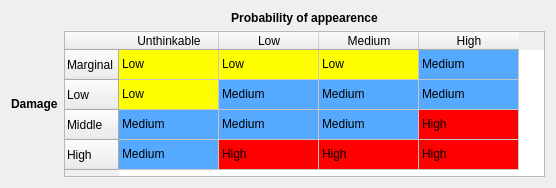
Old version of the form riskassessmenttable.ui in the repository atilm/RequirementsManager.
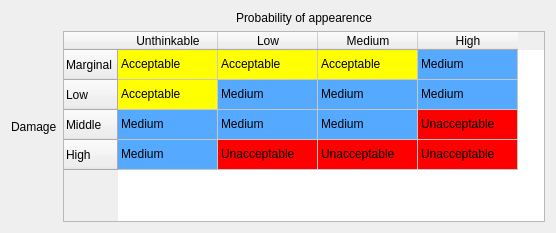
New version of the form.

```diff
--- a/riskassessmenttable.ui
+++ b/riskassessmenttable.ui
@@ -7,7 +7,7 @@
     <x>0</x>
     <y>0</y>
     <width>556</width>
-    <height>188</height>
+    <height>233</height>
    </rect>
   </property>
   <property name="sizePolicy">
@@ -24,8 +24,8 @@
     <widget class="QLabel" name="label_2">
      <property name="font">
       <font>
-       <weight>75</weight>
-       <bold>true</bold>
+       <weight>50</weight>
+       <bold>false</bold>
       </font>
      </property>
      <property name="text">
@@ -40,8 +40,8 @@
     <widget class="QLabel" name="label">
      <property name="font">
       <font>
-       <weight>75</weight>
-       <bold>true</bold>
+       <weight>50</weight>
+       <bold>false</bold>
       </font>
      </property>
      <property name="text">
@@ -99,7 +99,7 @@
      </column>
      <item row="0" column="0">
       <property name="text">
-       <string>Low</string>
+       <string>Acceptable</string>
       </property>
       <property name="background">
        <brush brushstyle="SolidPattern">
@@ -113,7 +113,7 @@
      </item>
      <item row="0" column="1">
       <property name="text">
-       <string>Low</string>
+       <string>Acceptable</string>
       </property>
       <property name="background">
        <brush brushstyle="SolidPattern">
@@ -127,7 +127,7 @@
      </item>
      <item row="0" column="2">
       <property name="text">
-       <string>Low</string>
+       <string>Acceptable</string>
       </property>
       <property name="background">
        <brush brushstyle="SolidPattern">
@@ -155,7 +155,7 @@
      </item>
      <item row="1" column="0">
       <property name="text">
-       <string>Low</string>
+       <string>Acceptable</string>
       </property>
       <property name="background">
        <brush brushstyle="SolidPattern">
@@ -253,7 +253,7 @@
      </item>
      <item row="2" column="3">
       <property name="text">
-       <string>High</string>
+       <string>Unacceptable</string>
       </property>
       <property name="background">
        <brush brushstyle="SolidPattern">
@@ -281,7 +281,7 @@
      </item>
      <item row="3" column="1">
       <property name="text">
-       <string>High</string>
+       <string>Unacceptable</string>
       </property>
       <property name="background">
        <brush brushstyle="SolidPattern">
@@ -295,7 +295,7 @@
      </item>
      <item row="3" column="2">
       <property name="text">
-       <string>High</string>
+       <string>Unacceptable</string>
       </property>
       <property name="background">
        <brush brushstyle="SolidPattern">
@@ -309,7 +309,7 @@
      </item>
      <item row="3" column="3">
       <property name="text">
-       <string>High</string>
+       <string>Unacceptable</string>
       </property>
       <property name="background">
        <brush brushstyle="SolidPattern">
```
Left out of the diff: 3 changed lines with no effect on the pictures.
